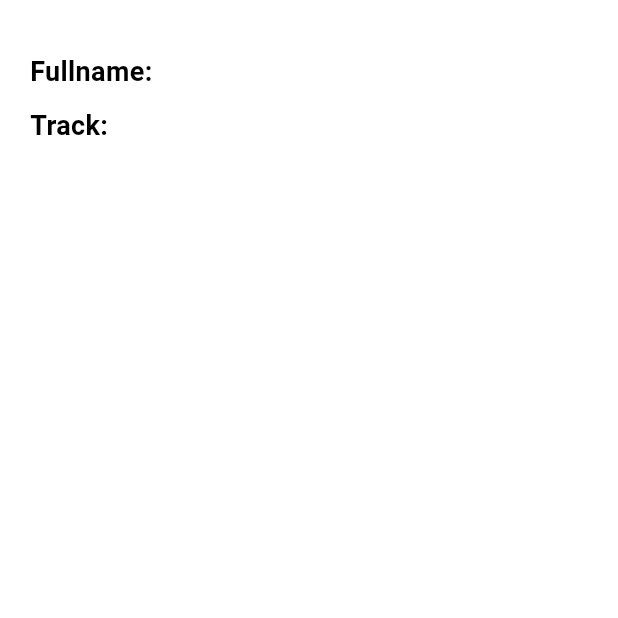
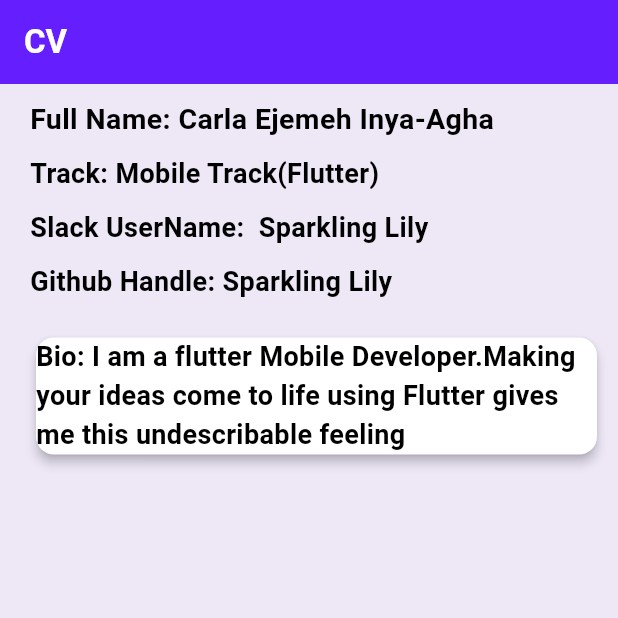
Before and after one commit to Sparklinglily/CvApp, a Flutter app: the screen it shows after launch, on a phone screen of 412 x 824 dp, the top half of it. Run offline on Flutter 3.47's test engine with Material 2 defaults, Android fonts, the phone set to English and light mode, and no system bars.

Commit message:
a few changes

```diff
--- a/lib/cvPage.dart
+++ b/lib/cvPage.dart
@@ -11,30 +11,88 @@
   @override
   Widget build(BuildContext context) {
     return Scaffold(
-      body: Padding(
-        padding: const EdgeInsets.only(top: 35.0,left: 20),
+      backgroundColor: Color(0xFFEDE7F6),
+      appBar: AppBar(
+        title: Text("CV",textAlign: TextAlign.start,
+          style: TextStyle(color: Colors.white,
+              fontWeight: FontWeight.bold),),
+      ),
+      body: SingleChildScrollView(
+        child: Padding(
+          padding: const EdgeInsets.only(top: 10.0,right: 10,left: 20),
           child: Container(
             child: Column(
               mainAxisAlignment: MainAxisAlignment.start,
               crossAxisAlignment: CrossAxisAlignment.start,
               children: [
-              Flexible(child:
-              ValueListenableBuilder<String>(
+                GestureDetector(
+                  onTap: (){
+                    Navigator.of(context).pushNamed("/editPage");
+                  },
+                  child: ValueListenableBuilder<String>(
                     valueListenable: cvDetails.fullName,
                     builder: (context, fullName, child){
-                  return Text("Fullname: $fullName",
-                    style:TextStyle(fontSize: 18,fontWeight: FontWeight.bold) ,);
+                      return Text("Full Name: $fullName",
+                        style:TextStyle(fontSize: 19,fontWeight: FontWeight.bold) ,);
                     },
-              )),
+                  ),
+                ),
                 SizedBox(height: 10,),
-              Flexible(child: ValueListenableBuilder<String>(
+                 GestureDetector(
+                   onTap: (){
+                     Navigator.of(context).pushNamed("/editPage");
+                   },
+                   child: ValueListenableBuilder<String>(
                     valueListenable: cvDetails.track,
                     builder: (context,track,child) {
                       return Text("Track: $track",
                         style: const TextStyle(fontSize: 18,fontWeight: FontWeight.bold),);
 
-              })
+                }),
                  ),
+                SizedBox(height: 10,),
+                GestureDetector(
+                  onTap: (){
+                    Navigator.of(context).pushNamed("/editPage");
+                  },
+                  child: ValueListenableBuilder<String>(
+                      valueListenable: cvDetails.slackUserName,
+                      builder: (context,slackUserName,child) {
+                        return Text("Slack UserName: $slackUserName",
+                          style: const TextStyle(fontSize: 18,fontWeight: FontWeight.bold),);
+
+                      }),
+                ),
+                SizedBox(height: 10,),
+                GestureDetector(
+                  onTap: (){
+                    Navigator.of(context).pushNamed("/editPage");
+                  },
+                  child: ValueListenableBuilder<String>(
+                      valueListenable: cvDetails.githubHandle,
+                      builder: (context,githubHandle,child) {
+                        return Text("Github Handle: $githubHandle",
+                          style: const TextStyle(fontSize: 18,fontWeight: FontWeight.bold),);
+
+                      }),
+                ),
+                SizedBox(height: 20,),
+                GestureDetector(
+                  onTap: (){
+                    Navigator.of(context).pushNamed("/editPage");
+                  },
+                  child: ValueListenableBuilder<String>(
+                      valueListenable: cvDetails.bio,
+                      builder: (context,bio,child) {
+                        return Card(
+                          elevation: 3,
+                          child: Text("Bio: $bio",
+                            style: const TextStyle(fontSize: 18,fontWeight: FontWeight.bold),),
+                        );
+
+                      }),
+                )
+
                 // ElevatedButton(onPressed: (){
                 //   Navigator.of(context).pushNamed("/editPage");
                 // }, child: Text("Edit"))
@@ -44,6 +102,7 @@
 
           ),
         ),
+      ),
 
     );
   }
--- a/lib/editPage.dart
+++ b/lib/editPage.dart
@@ -13,10 +13,16 @@
   @override
   Widget build(BuildContext context) {
     return Scaffold(
+      backgroundColor: Color(0xFFEDE7F6),
+      appBar: AppBar(
+        title: Text("Edit Cv",textAlign: TextAlign.start,
+          style: TextStyle(color: Colors.white,fontWeight:
+          FontWeight.bold),),
+      ),
       body: Padding(
         padding: EdgeInsets.all(16.0),
         child: Column(
-          mainAxisAlignment: MainAxisAlignment.center,
+
           children: [
             TextField(
               controller:fullNameController,
--- a/lib/main.dart
+++ b/lib/main.dart
@@ -10,14 +10,41 @@
 
 //create a custom class for storing your data
 class CvDetails{
-  ValueNotifier<String> fullName = ValueNotifier<String>("");
-  ValueNotifier<String> track  = ValueNotifier<String>("");
+  ValueNotifier<String> fullName = ValueNotifier<String>("Carla Ejemeh Inya-Agha");
+  ValueNotifier<String> track  = ValueNotifier<String>("Mobile Track(Flutter)");
+  ValueNotifier<String> slackUserName = ValueNotifier<String>("Sparkling Lily");
+  ValueNotifier<String> githubHandle  = ValueNotifier<String>("Sparkling Lily");
+
+  ValueNotifier<String> bio  = ValueNotifier<String>("");
+
+// prefilled data
+  CvDetails({
+    required String initialFullName,
+    required String initialTrack,
+    required String initialSlackUserName,
+    required String initialGithubHandle,
+    required String initialBio,
+})
+  {
+    fullName.value = initialFullName;
+    track.value = initialTrack;
+    slackUserName.value= initialSlackUserName;
+    githubHandle.value = initialGithubHandle;
+    bio.value = initialBio;
+
+  }
 }
 
 
 class MyApp extends StatelessWidget {
   //?
-  final CvDetails cvDetails = CvDetails();
+  final CvDetails cvDetails = CvDetails(
+      initialFullName: 'Carla Ejemeh Inya-Agha',
+      initialTrack: 'Mobile Track(Flutter)',
+      initialSlackUserName: ' Sparkling Lily',
+      initialGithubHandle: 'Sparkling Lily',
+      initialBio: 'I am a flutter Mobile Developer.Making your ideas come to '
+          'life using Flutter gives me this undescribable feeling');
    MyApp({super.key});
 
   // This widget is the root of your application.
@@ -29,6 +56,9 @@
         colorScheme: ColorScheme.fromSwatch(primarySwatch: Colors.purple
         ),
         appBarTheme: const AppBarTheme(
+          iconTheme: IconThemeData(
+            color: Colors.white
+          ),
           color: Color(0xFF651FFF),
          // systemOverlayStyle: SystemUiOverlayStyle(statusBarColor: Color(0xFF651FFF),)
         ),
```
Lines whose indentation alone changed are shown as unchanged.
